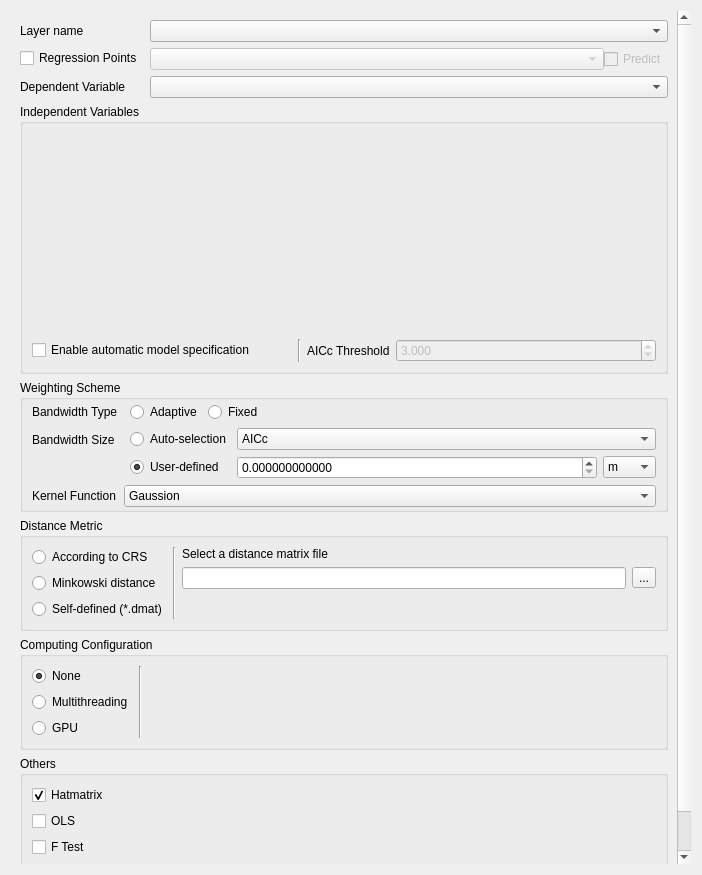
This is src/gwmgwroptionsdialog.ui in GWmodel-Lab/GWmodelS as Qt 5 draws it before an edit. The edited form follows.
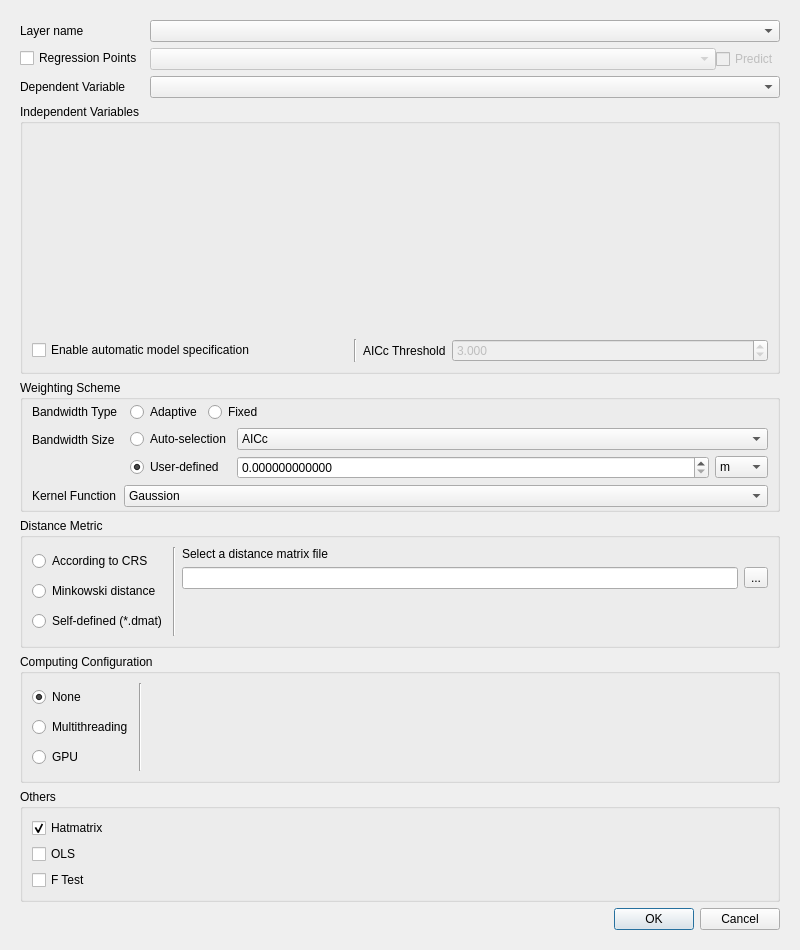
This is the edited form. Custom widgets are drawn as their Qt base class.

```diff
--- a/src/gwmgwroptionsdialog.ui
+++ b/src/gwmgwroptionsdialog.ui
@@ -6,8 +6,8 @@
    <rect>
     <x>0</x>
     <y>0</y>
-    <width>702</width>
-    <height>875</height>
+    <width>800</width>
+    <height>950</height>
    </rect>
   </property>
   <property name="windowTitle">
@@ -36,8 +36,8 @@
        <rect>
         <x>0</x>
         <y>0</y>
-        <width>684</width>
-        <height>857</height>
+        <width>700</width>
+        <height>850</height>
        </rect>
       </property>
       <layout class="QVBoxLayout" name="verticalLayout_6" stretch="0,0,0,0,0,0,0">
```
